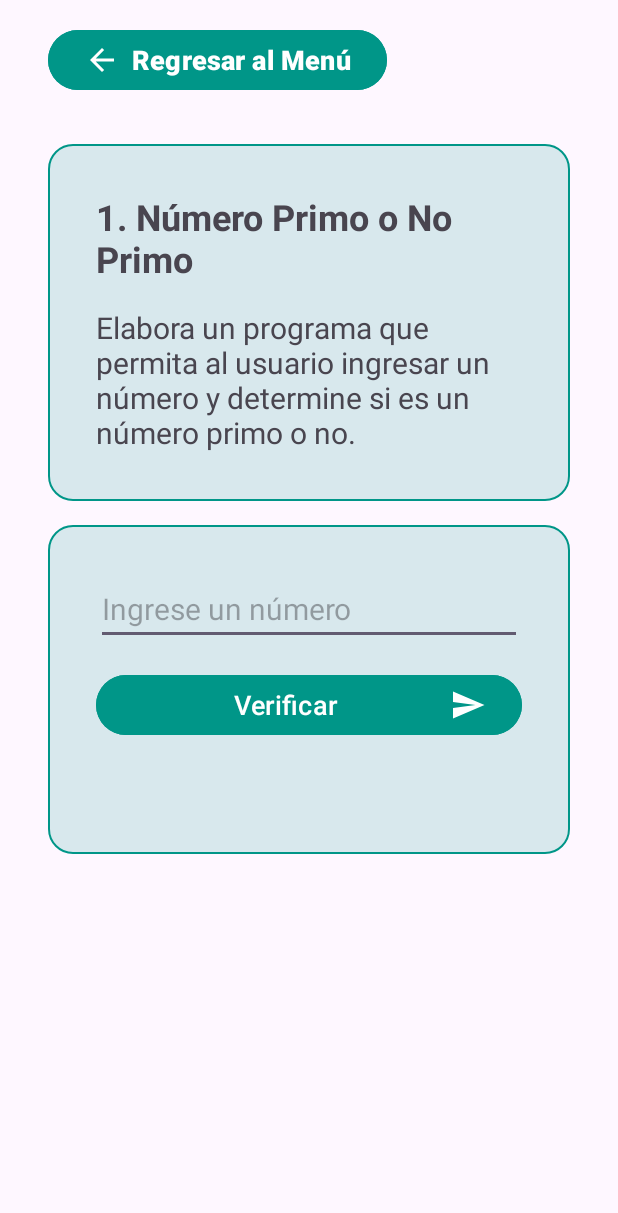
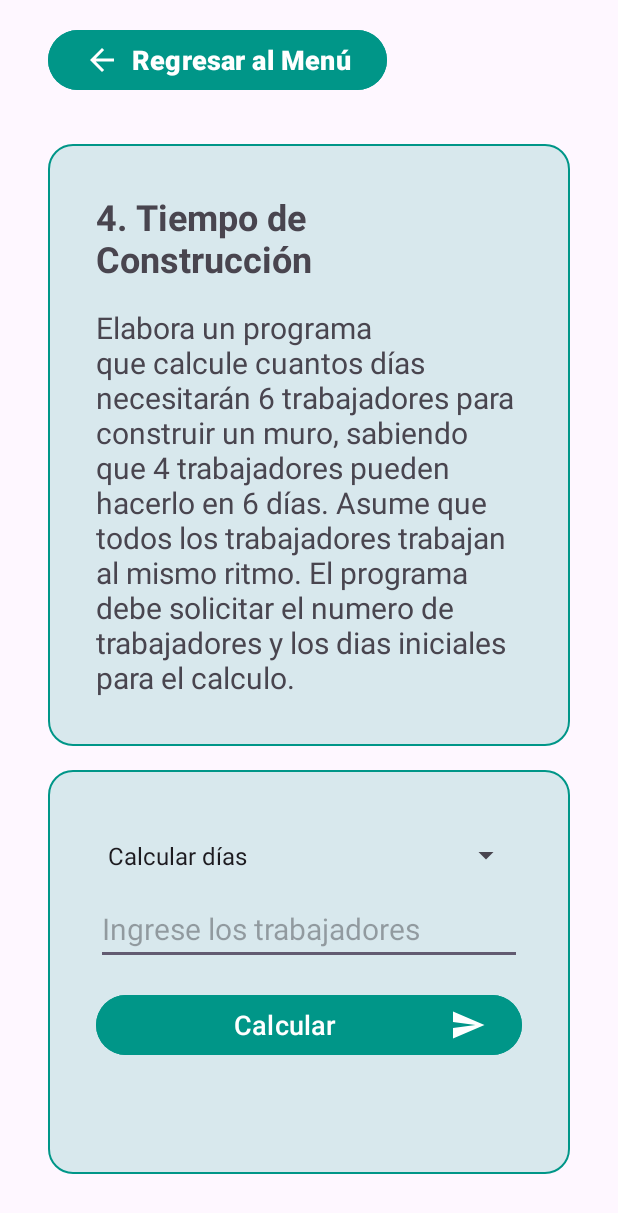
Before and after one commit to JoelLeonUNS/trabajos-uns, an Android app: the screen it shows after launch (Caso01Activity before the commit, Caso04Activity after it), after a tap on "Tiempo de Construcción", on a phone screen of 412 x 824 dp. Shown: the top 1213 px of the screen. Run offline under Robolectric (Android 15) with nearby library versions, the phone set to English and light mode, and no system bars.

Commit message:
Activity 02, 03 y 04

```diff
--- /dev/null
+++ b/AppEjerciciosS09/app/src/main/java/com/example/appejercicioss09/Caso04Activity.kt
@@ -0,0 +1,87 @@
+package com.example.appejercicioss09
+
+import android.os.Bundle
+import android.view.View
+import android.widget.AdapterView
+import android.widget.ArrayAdapter
+import android.widget.Button
+import android.widget.EditText
+import android.widget.Spinner
+import android.widget.TextView
+import androidx.activity.enableEdgeToEdge
+import androidx.appcompat.app.AppCompatActivity
+import androidx.core.view.ViewCompat
+import androidx.core.view.WindowInsetsCompat
+
+class Caso04Activity : AppCompatActivity() {
+    override fun onCreate(savedInstanceState: Bundle?) {
+        super.onCreate(savedInstanceState)
+        setContentView(R.layout.activity_caso04)
+
+        val btnRegresar = findViewById<Button>(R.id.btnRegresar);
+        val workersInput = findViewById<EditText>(R.id.etTrabajadores)
+        val daysInput = findViewById<EditText>(R.id.etDias)
+        val spinner = findViewById<Spinner>(R.id.spinner)
+        val btnCalcular = findViewById<Button>(R.id.btnCalcular)
+        val tvResultado = findViewById<TextView>(R.id.tvResultado)
+
+        btnRegresar.setOnClickListener { finish() }
+
+        // Adaptador para el Spinner
+        ArrayAdapter.createFromResource(
+            this,
+            R.array.options_array,
+            android.R.layout.simple_spinner_item
+        ).also { adapter ->
+            adapter.setDropDownViewResource(android.R.layout.simple_spinner_dropdown_item)
+            spinner.adapter = adapter
+        }
+
+        // Acción al presionar el botón
+        btnCalcular.setOnClickListener {
+            val selectedOption = spinner.selectedItem.toString()
+
+            if (selectedOption == "Calcular días") {
+                val workers = workersInput.text.toString().toIntOrNull()
+                val initialWorkers = 4
+                val initialDaysFixed = 6
+
+                if (workers != null && workers > 0) {
+                    val newDays = (initialWorkers * initialDaysFixed) / workers
+                    tvResultado.text = "Con $workers trabajadores, tomaría $newDays días construir el muro."
+                } else {
+                    tvResultado.text = "Por favor ingresa un número válido de trabajadores."
+                }
+            } else if (selectedOption == "Calcular trabajadores") {
+                val days = daysInput.text.toString().toIntOrNull()
+                val initialWorkers = 4
+                val initialDaysFixed = 6
+
+                if (days != null && days > 0) {
+                    val requiredWorkers = (initialWorkers * initialDaysFixed) / days
+                    tvResultado.text = "Para construir el muro en $days días, necesitarás $requiredWorkers trabajadores."
+                } else {
+                    tvResultado.text = "Por favor ingresa un número válido de días."
+                }
+            }
+        }
+
+        // Mostrar/ocultar campos según la selección del Spinner
+        spinner.onItemSelectedListener = object : AdapterView.OnItemSelectedListener {
+            override fun onItemSelected(parent: AdapterView<*>, view: View?, position: Int, id: Long) {
+                val selectedOption = parent.getItemAtPosition(position).toString()
+                if (selectedOption == "Calcular días") {
+                    workersInput.visibility = View.VISIBLE
+                    daysInput.visibility = View.GONE
+                } else if (selectedOption == "Calcular trabajadores") {
+                    workersInput.visibility = View.GONE
+                    daysInput.visibility = View.VISIBLE
+                }
+            }
+
+            override fun onNothingSelected(parent: AdapterView<*>) {
+                // No hacer nada si no se selecciona nada
+            }
+        }
+    }
+}
--- a/AppEjerciciosS09/app/src/main/java/com/example/appejercicioss09/MainActivity.kt
+++ b/AppEjerciciosS09/app/src/main/java/com/example/appejercicioss09/MainActivity.kt
@@ -33,9 +33,9 @@ class MainActivity : AppCompatActivity() {
         var intent = Intent(this, MainActivity::class.java)
         when (nro) {
             1 -> intent = Intent(this, Caso01Activity::class.java)
-            2 -> intent = Intent(this, Caso01Activity::class.java)
-            3 -> intent = Intent(this, Caso01Activity::class.java)
-            4 -> intent = Intent(this, Caso01Activity::class.java)
+            2 -> intent = Intent(this, Caso02Activity::class.java)
+            3 -> intent = Intent(this, Caso03Activity::class.java)
+            4 -> intent = Intent(this, Caso04Activity::class.java)
             5 -> intent = Intent(this, Caso01Activity::class.java)
             6 -> intent = Intent(this, Caso01Activity::class.java)
         }
--- /dev/null
+++ b/AppEjerciciosS09/app/src/main/res/layout/activity_caso04.xml
@@ -0,0 +1,133 @@
+<?xml version="1.0" encoding="utf-8"?>
+<androidx.constraintlayout.widget.ConstraintLayout xmlns:android="http://schemas.android.com/apk/res/android"
+    xmlns:app="http://schemas.android.com/apk/res-auto"
+    xmlns:tools="http://schemas.android.com/tools"
+    android:id="@+id/main"
+    android:layout_width="match_parent"
+    android:layout_height="match_parent"
+    tools:context=".Caso04Activity">
+
+    <LinearLayout
+        android:id="@+id/contenedorBotones"
+        android:layout_width="match_parent"
+        android:layout_height="wrap_content"
+        android:orientation="horizontal"
+        app:layout_constraintTop_toTopOf="parent"
+        app:layout_constraintStart_toStartOf="parent">
+
+        <Button
+            android:id="@+id/btnRegresar"
+            android:layout_width="wrap_content"
+            android:layout_height="wrap_content"
+            android:text="@string/btnRegresar"
+            android:textSize="18sp"
+            android:textStyle="bold"
+            android:layout_marginVertical="16dp"
+            android:layout_marginHorizontal="32dp"
+            android:backgroundTint="#009688"
+            android:textColor="#FFFFFF"
+            android:drawableTint="#FFFFFF"
+            android:drawableLeft="@drawable/ic_arrow_back"
+            android:layout_gravity="center"/>
+    </LinearLayout>
+
+    <androidx.constraintlayout.widget.ConstraintLayout
+        android:id="@+id/contenedorInfo"
+        android:layout_width="match_parent"
+        android:layout_height="wrap_content"
+        android:background="@drawable/rounded_background"
+        android:padding="32dp"
+        android:layout_marginTop="16dp"
+        android:layout_marginHorizontal="32dp"
+        app:layout_constraintTop_toBottomOf="@id/contenedorBotones"
+        app:layout_constraintStart_toStartOf="parent"
+        app:layout_constraintEnd_toEndOf="parent">
+
+        <TextView
+            android:id="@+id/tvTitulo04"
+            android:layout_width="match_parent"
+            android:layout_height="wrap_content"
+            android:text="@string/tvTitulo04"
+            app:layout_constraintEnd_toEndOf="parent"
+            app:layout_constraintStart_toStartOf="parent"
+            app:layout_constraintTop_toTopOf="parent"
+            android:textSize="24sp"
+            android:textStyle="bold"/>
+
+        <TextView
+            android:id="@+id/tvMensaje04"
+            android:layout_width="match_parent"
+            android:layout_height="wrap_content"
+            android:text="@string/tvMensaje04"
+            app:layout_constraintTop_toBottomOf="@id/tvTitulo04"
+            app:layout_constraintEnd_toEndOf="parent"
+            app:layout_constraintStart_toStartOf="parent"
+            android:textAlignment="textStart"
+            android:textSize="20sp"
+            android:layout_marginTop="16dp"/>
+
+    </androidx.constraintlayout.widget.ConstraintLayout>
+
+    <androidx.constraintlayout.widget.ConstraintLayout
+        android:id="@+id/contenedorPrograma"
+        android:layout_width="match_parent"
+        android:layout_height="wrap_content"
+        android:background="@drawable/rounded_background"
+        android:padding="32dp"
+        android:layout_marginHorizontal="32dp"
+        app:layout_constraintTop_toBottomOf="@id/contenedorInfo"
+        app:layout_constraintStart_toStartOf="parent"
+        app:layout_constraintEnd_toEndOf="parent"
+        android:layout_marginTop="16dp">
+
+        <Spinner
+            android:id="@+id/spinner"
+            android:layout_width="match_parent"
+            android:layout_height="50dp"
+            app:layout_constraintTop_toTopOf="parent"/>
+
+        <EditText
+            android:id="@+id/etTrabajadores"
+            android:layout_width="match_parent"
+            android:layout_height="wrap_content"
+            android:hint="Ingrese los trabajadores"
+            android:inputType="number"
+            android:textSize="20sp"
+            app:layout_constraintTop_toBottomOf="@id/spinner"/>
+
+        <EditText
+            android:id="@+id/etDias"
+            android:layout_width="match_parent"
+            android:layout_height="wrap_content"
+            android:hint="Ingrese los días"
+            android:inputType="number"
+            android:textSize="20sp"
+            app:layout_constraintTop_toBottomOf="@id/etTrabajadores"/>
+
+        <Button
+            android:id="@+id/btnCalcular"
+            android:layout_width="match_parent"
+            android:layout_height="wrap_content"
+            android:text="Calcular"
+            android:textSize="18sp"
+            android:layout_marginVertical="16dp"
+            android:backgroundTint="#009688"
+            android:textColor="#FFFFFF"
+            android:drawableTint="#FFFFFF"
+            android:drawableRight="@drawable/ic_baseline_send"
+            app:layout_constraintTop_toBottomOf="@id/etDias"
+            app:layout_constraintStart_toStartOf="parent"/>
+
+        <TextView
+            android:id="@+id/tvResultado"
+            android:layout_width="match_parent"
+            android:layout_height="wrap_content"
+            tools:text="El resultado aparece aquí"
+            android:textSize="20sp"
+            android:layout_marginTop="16dp"
+            app:layout_constraintTop_toBottomOf="@id/btnCalcular"
+            app:layout_constraintStart_toStartOf="parent"/>
+
+    </androidx.constraintlayout.widget.ConstraintLayout>
+
+</androidx.constraintlayout.widget.ConstraintLayout>
--- a/AppEjerciciosS09/app/src/main/res/values/strings.xml
+++ b/AppEjerciciosS09/app/src/main/res/values/strings.xml
@@ -11,8 +11,19 @@
     <string name="tvTitulo01">1. Número Primo o No Primo</string>
     <string name="tvMensaje01">Elabora un programa que permita al usuario ingresar un número y determine si es un número primo o no.</string>
     <string name="tvTitulo02">2. Edades de Ana y Juan</string>
+    <string name="tvMensaje02">Elabora un programa que calcule las edades actuales de Ana y su hermano Juan. Sabemos que Ana tiene 5 años más que Juan. El programa debe solicitar la edad de Ana y proporcionar las edades actuales de ambos.</string>
     <string name="tvTitulo03">3. Área de un Triángulo</string>
+    <string name="tvMensaje03">Elaborar un programa que calcule el área de un triangulo. El Usuario deberá ingresar la base y la altura.</string>
     <string name="tvTitulo04">4. Tiempo de Construcción</string>
+    <string name="tvMensaje04">Elabora un programa que calcule cuantos días necesitarán 6 trabajadores para construir un muro, sabiendo que 4 trabajadores pueden hacerlo en 6 días. Asume que todos los trabajadores trabajan al mismo ritmo. El programa debe solicitar el numero de trabajadores y los dias iniciales para el calculo.</string>
     <string name="tvTitulo05">5. Factores y Composición del 60</string>
+    <string name="tvMensaje05">Elabora un programa que liste los factores del numero 60 y determine si es un número compuesto. El programa debe mostrar la lista de factores y un mensaje que explique si 60 es un numero compuesto o no. Justificando su respuesta.</string>
     <string name="tvTitulo06">6. Número Compuesto o No</string>
+    <string name="tvMensaje06">Elaborar un programa que permita ingresar un número y calcule si es o no un numero compuesto utilizando la lógica de la pregunta 5.</string>
+
+    <string-array name="options_array">
+        <item>Calcular días</item>
+        <item>Calcular trabajadores</item>
+    </string-array>
+
 </resources>
```
Also changed, not shown: AppEjerciciosS09/app/src/main/AndroidManifest.xml (+9 -0 lines), AppEjerciciosS09/app/src/main/java/com/example/appejercicioss09/Caso02Activity.kt (added, +36 -0 lines), AppEjerciciosS09/app/src/main/java/com/example/appejercicioss09/Caso03Activity.kt (added, +35 -0 lines), AppEjerciciosS09/app/src/main/res/layout/activity_caso02.xml (added, +118 -0 lines), AppEjerciciosS09/app/src/main/res/layout/activity_caso03.xml (added, +127 -0 lines).
